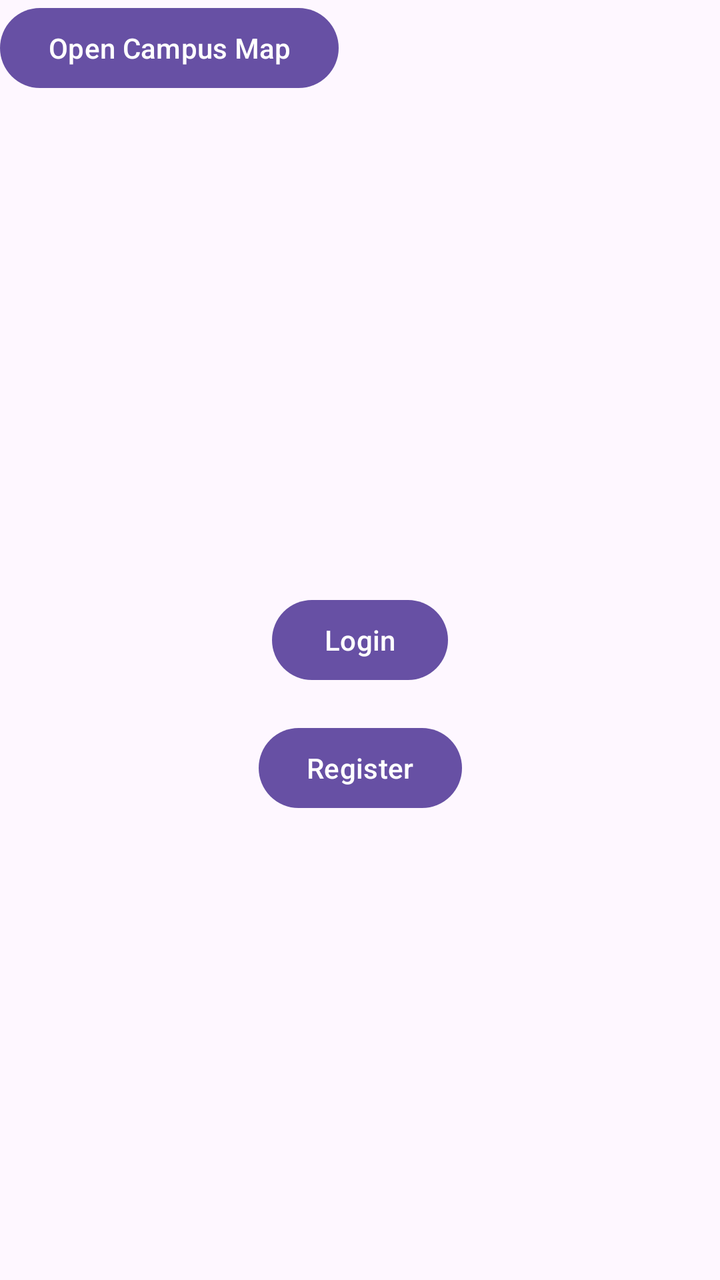
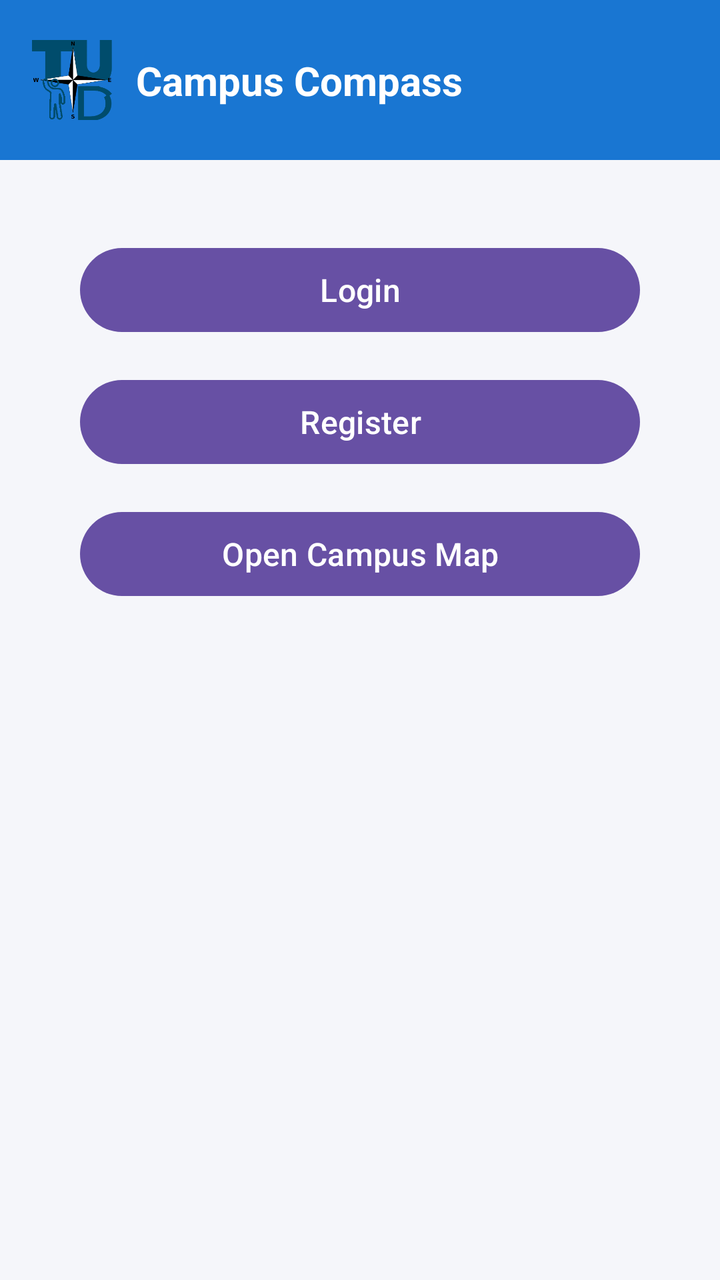

Screens rendered from an Android XML layout before and after an edit, with the pre-edit source and the edit as a unified diff.
<!-- AndroidManifest.xml: application theme Theme.CampusCompass -->
<!-- res/layout/activity_main.xml -->
<?xml version="1.0" encoding="utf-8"?>
<androidx.constraintlayout.widget.ConstraintLayout xmlns:android="http://schemas.android.com/apk/res/android"
    xmlns:app="http://schemas.android.com/apk/res-auto"
    xmlns:tools="http://schemas.android.com/tools"
    android:id="@+id/main"
    android:layout_width="match_parent"
    android:layout_height="match_parent"
    tools:context=".MainActivity">

    <Button
        android:id="@+id/loginButton"
        android:layout_width="wrap_content"
        android:layout_height="wrap_content"
        android:text="Login"
        app:layout_constraintTop_toTopOf="parent"
        app:layout_constraintStart_toStartOf="parent"
        app:layout_constraintEnd_toEndOf="parent"
        app:layout_constraintBottom_toBottomOf="parent"/>

    <Button
        android:id="@+id/registerButton"
        android:layout_width="wrap_content"
        android:layout_height="wrap_content"
        android:text="Register"
        app:layout_constraintTop_toBottomOf="@id/loginButton"
        app:layout_constraintStart_toStartOf="parent"
        app:layout_constraintEnd_toEndOf="parent"
        android:layout_marginTop="16dp"/>

    <Button
        android:id="@+id/mapButton"
        android:layout_width="wrap_content"
        android:layout_height="wrap_content"
        android:text="Open Campus Map" />

</androidx.constraintlayout.widget.ConstraintLayout>
<!-- resources referenced by this layout -->
<resources>
  <style name="Theme.CampusCompass" parent="Base.Theme.CampusCompass" />
  <style name="Base.Theme.CampusCompass" parent="Theme.Material3.DayNight.NoActionBar">
          
          
      </style>
</resources>

<!-- the commit's change to res/layout/activity_main.xml (unified diff, before → after) -->
@@ -1,36 +1,81 @@
 <?xml version="1.0" encoding="utf-8"?>
-<androidx.constraintlayout.widget.ConstraintLayout xmlns:android="http://schemas.android.com/apk/res/android"
+<androidx.constraintlayout.widget.ConstraintLayout
+    xmlns:android="http://schemas.android.com/apk/res/android"
     xmlns:app="http://schemas.android.com/apk/res-auto"
     xmlns:tools="http://schemas.android.com/tools"
     android:id="@+id/main"
     android:layout_width="match_parent"
     android:layout_height="match_parent"
+    android:background="#F5F6FA"
     tools:context=".MainActivity">
 
-    <Button
-        android:id="@+id/loginButton"
+    <View
+        android:id="@+id/topBar"
+        android:layout_width="0dp"
+        android:layout_height="80dp"
+        android:background="#1976D2"
+        app:layout_constraintTop_toTopOf="parent"
+        app:layout_constraintStart_toStartOf="parent"
+        app:layout_constraintEnd_toEndOf="parent"/>
+
+        <ImageView
+        android:id="@+id/logoImage"
+        android:layout_width="40dp"
+        android:layout_height="40dp"
+        android:src="@drawable/campus_compass"
+        android:contentDescription="App Logo"
+        app:layout_constraintTop_toTopOf="@id/topBar"
+        app:layout_constraintBottom_toBottomOf="@id/topBar"
+        app:layout_constraintStart_toStartOf="parent"
+        android:layout_marginStart="16dp"/>
+
+        <TextView
+        android:id="@+id/titleText"
         android:layout_width="wrap_content"
         android:layout_height="wrap_content"
+        android:text="Campus Compass"
+        android:textSize="20sp"
+        android:textStyle="bold"
+        android:textColor="#FFFFFF"
+        app:layout_constraintTop_toTopOf="@id/topBar"
+        app:layout_constraintBottom_toBottomOf="@id/topBar"
+        app:layout_constraintStart_toEndOf="@id/logoImage"
+        android:layout_marginStart="12dp"/>
+
+     <Button
+        android:id="@+id/loginButton"
+        android:layout_width="0dp"
+        android:layout_height="50dp"
         android:text="Login"
-        app:layout_constraintTop_toTopOf="parent"
+        android:textSize="16sp"
+        android:layout_marginHorizontal="40dp"
+        android:layout_marginTop="40dp"
+        app:layout_constraintTop_toBottomOf="@id/topBar"
         app:layout_constraintStart_toStartOf="parent"
-        app:layout_constraintEnd_toEndOf="parent"
-        app:layout_constraintBottom_toBottomOf="parent"/>
+        app:layout_constraintEnd_toEndOf="parent"/>
 
-    <Button
+      <Button
         android:id="@+id/registerButton"
-        android:layout_width="wrap_content"
-        android:layout_height="wrap_content"
+        android:layout_width="0dp"
+        android:layout_height="50dp"
         android:text="Register"
+        android:textSize="16sp"
+        android:layout_marginTop="16dp"
+        android:layout_marginHorizontal="40dp"
         app:layout_constraintTop_toBottomOf="@id/loginButton"
         app:layout_constraintStart_toStartOf="parent"
-        app:layout_constraintEnd_toEndOf="parent"
-        android:layout_marginTop="16dp"/>
+        app:layout_constraintEnd_toEndOf="parent"/>
 
-    <Button
+       <Button
         android:id="@+id/mapButton"
-        android:layout_width="wrap_content"
-        android:layout_height="wrap_content"
-        android:text="Open Campus Map" />
+        android:layout_width="0dp"
+        android:layout_height="50dp"
+        android:text="Open Campus Map"
+        android:textSize="16sp"
+        android:layout_marginTop="16dp"
+        android:layout_marginHorizontal="40dp"
+        app:layout_constraintTop_toBottomOf="@id/registerButton"
+        app:layout_constraintStart_toStartOf="parent"
+        app:layout_constraintEnd_toEndOf="parent"/>
 
 </androidx.constraintlayout.widget.ConstraintLayout>
<!-- resource entries referenced after the edit -->
@@ -1,5 +1,6 @@
 <!-- resources referenced by this layout -->
 <resources>
+  <!-- drawable campus_compass: png bitmap (drawable, 10718 bytes) -->
   <style name="Theme.CampusCompass" parent="Base.Theme.CampusCompass" />
   <style name="Base.Theme.CampusCompass" parent="Theme.Material3.DayNight.NoActionBar">
           
